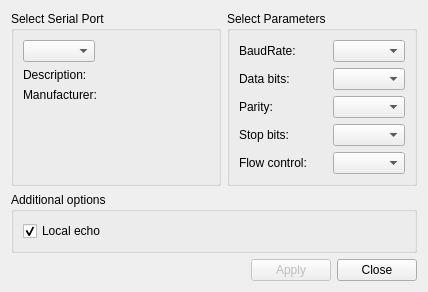
The window that source/UI/settingsdialog.ui (UA1ZDC/terminal2) describes before a commit, drawn with Qt 5.
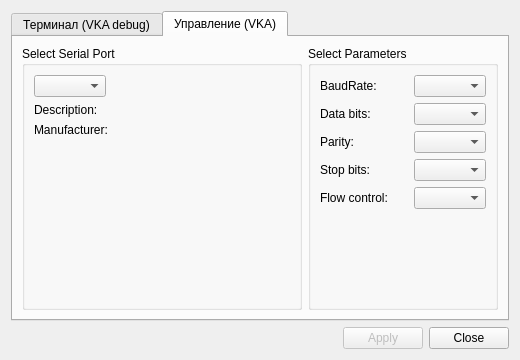
The same window after the commit. The open tabs and pages were chosen to show the change. Icons and pictures are not drawn.

The edit to the form file:
```diff
--- a/source/UI/settingsdialog.ui
+++ b/source/UI/settingsdialog.ui
@@ -9,8 +9,8 @@
    <rect>
     <x>0</x>
     <y>0</y>
-    <width>428</width>
-    <height>268</height>
+    <width>520</width>
+    <height>360</height>
    </rect>
   </property>
   <property name="windowTitle">
@@ -23,40 +23,106 @@
   <property name="modal">
    <bool>true</bool>
   </property>
+  <layout class="QVBoxLayout" name="rootVerticalLayout">
+   <item>
+    <widget class="QTabWidget" name="portsTabWidget">
+     <property name="currentIndex">
+      <number>0</number>
+     </property>
+     <widget class="QWidget" name="terminalTab">
+      <attribute name="title">
+       <string>Терминал (VKA debug)</string>
+      </attribute>
   <layout class="QGridLayout" name="gridLayout_3">
-   <item row="2" column="0" colspan="2">
-    <layout class="QHBoxLayout" name="horizontalLayout">
+       <item row="0" column="0">
+        <widget class="QGroupBox" name="selectBox">
+         <property name="sizePolicy">
+          <sizepolicy hsizetype="Preferred" vsizetype="Preferred">
+           <horstretch>10</horstretch>
+           <verstretch>0</verstretch>
+          </sizepolicy>
+         </property>
+         <property name="title">
+          <string>Select Serial Port</string>
+         </property>
+         <layout class="QVBoxLayout" name="verticalLayout_2">
      <item>
-      <spacer name="horizontalSpacer">
+           <layout class="QHBoxLayout" name="horizontalLayout_2">
+            <item>
+             <widget class="QComboBox" name="serialPortInfoListBox">
+              <property name="sizePolicy">
+               <sizepolicy hsizetype="Preferred" vsizetype="Fixed">
+                <horstretch>0</horstretch>
+                <verstretch>0</verstretch>
+               </sizepolicy>
+              </property>
+              <property name="minimumSize">
+               <size>
+                <width>70</width>
+                <height>0</height>
+               </size>
+              </property>
+             </widget>
+            </item>
+            <item>
+             <spacer name="horizontalSpacer_2">
        <property name="orientation">
         <enum>Qt::Horizontal</enum>
        </property>
+              <property name="sizeType">
+               <enum>QSizePolicy::Expanding</enum>
+              </property>
        <property name="sizeHint" stdset="0">
         <size>
-         <width>96</width>
+                <width>40</width>
          <height>20</height>
         </size>
        </property>
       </spacer>
      </item>
+           </layout>
+          </item>
      <item>
-      <widget class="QPushButton" name="applyButton">
-       <property name="enabled">
-        <bool>false</bool>
+           <widget class="QLabel" name="descriptionLabel">
+            <property name="sizePolicy">
+             <sizepolicy hsizetype="Ignored" vsizetype="Preferred">
+              <horstretch>0</horstretch>
+              <verstretch>0</verstretch>
+             </sizepolicy>
        </property>
        <property name="text">
-        <string>Apply</string>
+             <string>Description:</string>
        </property>
       </widget>
      </item>
      <item>
-      <widget class="QPushButton" name="closeButton">
+           <widget class="QLabel" name="manufacturerLabel">
+            <property name="sizePolicy">
+             <sizepolicy hsizetype="Ignored" vsizetype="Preferred">
+              <horstretch>0</horstretch>
+              <verstretch>0</verstretch>
+             </sizepolicy>
+            </property>
        <property name="text">
-        <string>Close</string>
+             <string>Manufacturer:</string>
        </property>
       </widget>
      </item>
-    </layout>
+          <item>
+           <spacer name="verticalSpacer">
+            <property name="orientation">
+             <enum>Qt::Vertical</enum>
+            </property>
+            <property name="sizeHint" stdset="0">
+             <size>
+              <width>20</width>
+              <height>40</height>
+             </size>
+            </property>
+           </spacer>
+          </item>
+         </layout>
+        </widget>
    </item>
    <item row="0" column="1">
     <widget class="QGroupBox" name="parametersBox">
@@ -70,6 +136,16 @@
       <string>Select Parameters</string>
      </property>
      <layout class="QGridLayout" name="gridLayout_2">
+          <item row="0" column="0">
+           <widget class="QLabel" name="baudRateLabel">
+            <property name="text">
+             <string>BaudRate:</string>
+            </property>
+           </widget>
+          </item>
+          <item row="0" column="2">
+           <widget class="QComboBox" name="baudRateBox"/>
+          </item>
       <item row="1" column="0">
        <widget class="QLabel" name="dataBitsLabel">
         <property name="text">
@@ -80,26 +156,6 @@
       <item row="1" column="2">
        <widget class="QComboBox" name="dataBitsBox"/>
       </item>
-      <item row="3" column="0">
-       <widget class="QLabel" name="stopBitsLabel">
-        <property name="text">
-         <string>Stop bits:</string>
-        </property>
-       </widget>
-      </item>
-      <item row="5" column="0">
-       <spacer name="verticalSpacer_3">
-        <property name="orientation">
-         <enum>Qt::Vertical</enum>
-        </property>
-        <property name="sizeHint" stdset="0">
-         <size>
-          <width>20</width>
-          <height>40</height>
-         </size>
-        </property>
-       </spacer>
-      </item>
       <item row="2" column="0">
        <widget class="QLabel" name="parityLabel">
         <property name="text">
@@ -107,31 +163,41 @@
         </property>
        </widget>
       </item>
-      <item row="4" column="0">
-       <widget class="QLabel" name="flowControlLabel">
-        <property name="text">
-         <string>Flow control:</string>
-        </property>
-       </widget>
-      </item>
-      <item row="0" column="2">
-       <widget class="QComboBox" name="baudRateBox"/>
-      </item>
-      <item row="0" column="0">
-       <widget class="QLabel" name="baudRateLabel">
+          <item row="2" column="2">
+           <widget class="QComboBox" name="parityBox"/>
+          </item>
+          <item row="3" column="0">
+           <widget class="QLabel" name="stopBitsLabel">
         <property name="text">
-         <string>BaudRate:</string>
+             <string>Stop bits:</string>
         </property>
        </widget>
       </item>
       <item row="3" column="2">
        <widget class="QComboBox" name="stopBitsBox"/>
       </item>
+          <item row="4" column="0">
+           <widget class="QLabel" name="flowControlLabel">
+            <property name="text">
+             <string>Flow control:</string>
+            </property>
+           </widget>
+          </item>
       <item row="4" column="2">
        <widget class="QComboBox" name="flowControlBox"/>
       </item>
-      <item row="2" column="2">
-       <widget class="QComboBox" name="parityBox"/>
+          <item row="5" column="0">
+           <spacer name="verticalSpacer_3">
+            <property name="orientation">
+             <enum>Qt::Vertical</enum>
+            </property>
+            <property name="sizeHint" stdset="0">
+             <size>
+              <width>20</width>
+              <height>40</height>
+             </size>
+            </property>
+           </spacer>
       </item>
       <item row="0" column="1">
        <spacer name="horizontalSpacer_3">
@@ -171,8 +237,15 @@
      </layout>
     </widget>
    </item>
+      </layout>
+     </widget>
+     <widget class="QWidget" name="controlTab">
+      <attribute name="title">
+       <string>Управление (VKA)</string>
+      </attribute>
+      <layout class="QGridLayout" name="control_gridLayout_3">
    <item row="0" column="0">
-    <widget class="QGroupBox" name="selectBox">
+        <widget class="QGroupBox" name="control_selectBox">
      <property name="sizePolicy">
       <sizepolicy hsizetype="Preferred" vsizetype="Preferred">
        <horstretch>10</horstretch>
@@ -182,11 +255,11 @@
      <property name="title">
       <string>Select Serial Port</string>
      </property>
-     <layout class="QVBoxLayout" name="verticalLayout_2">
+         <layout class="QVBoxLayout" name="control_verticalLayout_2">
       <item>
-       <layout class="QHBoxLayout" name="horizontalLayout_2">
+           <layout class="QHBoxLayout" name="control_horizontalLayout_2">
         <item>
-         <widget class="QComboBox" name="serialPortInfoListBox">
+             <widget class="QComboBox" name="control_serialPortInfoListBox">
           <property name="sizePolicy">
            <sizepolicy hsizetype="Preferred" vsizetype="Fixed">
             <horstretch>0</horstretch>
@@ -202,7 +275,7 @@
          </widget>
         </item>
         <item>
-         <spacer name="horizontalSpacer_2">
+             <spacer name="control_horizontalSpacer_2">
           <property name="orientation">
            <enum>Qt::Horizontal</enum>
           </property>
@@ -220,7 +293,7 @@
        </layout>
       </item>
       <item>
-       <widget class="QLabel" name="descriptionLabel">
+           <widget class="QLabel" name="control_descriptionLabel">
         <property name="sizePolicy">
          <sizepolicy hsizetype="Ignored" vsizetype="Preferred">
           <horstretch>0</horstretch>
@@ -233,7 +306,7 @@
        </widget>
       </item>
       <item>
-       <widget class="QLabel" name="manufacturerLabel">
+           <widget class="QLabel" name="control_manufacturerLabel">
         <property name="sizePolicy">
          <sizepolicy hsizetype="Ignored" vsizetype="Preferred">
           <horstretch>0</horstretch>
@@ -246,7 +319,7 @@
        </widget>
       </item>
       <item>
-       <spacer name="verticalSpacer">
+           <spacer name="control_verticalSpacer">
         <property name="orientation">
          <enum>Qt::Vertical</enum>
         </property>
@@ -260,6 +333,138 @@
       </item>
      </layout>
     </widget>
+       </item>
+       <item row="0" column="1">
+        <widget class="QGroupBox" name="control_parametersBox">
+         <property name="sizePolicy">
+          <sizepolicy hsizetype="Preferred" vsizetype="Preferred">
+           <horstretch>5</horstretch>
+           <verstretch>0</verstretch>
+          </sizepolicy>
+         </property>
+         <property name="title">
+          <string>Select Parameters</string>
+         </property>
+         <layout class="QGridLayout" name="control_gridLayout_2">
+          <item row="0" column="0">
+           <widget class="QLabel" name="control_baudRateLabel">
+            <property name="text">
+             <string>BaudRate:</string>
+            </property>
+           </widget>
+          </item>
+          <item row="0" column="2">
+           <widget class="QComboBox" name="control_baudRateBox"/>
+          </item>
+          <item row="1" column="0">
+           <widget class="QLabel" name="control_dataBitsLabel">
+            <property name="text">
+             <string>Data bits:</string>
+            </property>
+           </widget>
+          </item>
+          <item row="1" column="2">
+           <widget class="QComboBox" name="control_dataBitsBox"/>
+          </item>
+          <item row="2" column="0">
+           <widget class="QLabel" name="control_parityLabel">
+            <property name="text">
+             <string>Parity:</string>
+            </property>
+           </widget>
+          </item>
+          <item row="2" column="2">
+           <widget class="QComboBox" name="control_parityBox"/>
+          </item>
+          <item row="3" column="0">
+           <widget class="QLabel" name="control_stopBitsLabel">
+            <property name="text">
+             <string>Stop bits:</string>
+            </property>
+           </widget>
+          </item>
+          <item row="3" column="2">
+           <widget class="QComboBox" name="control_stopBitsBox"/>
+          </item>
+          <item row="4" column="0">
+           <widget class="QLabel" name="control_flowControlLabel">
+            <property name="text">
+             <string>Flow control:</string>
+            </property>
+           </widget>
+          </item>
+          <item row="4" column="2">
+           <widget class="QComboBox" name="control_flowControlBox"/>
+          </item>
+          <item row="5" column="0">
+           <spacer name="control_verticalSpacer_3">
+            <property name="orientation">
+             <enum>Qt::Vertical</enum>
+            </property>
+            <property name="sizeHint" stdset="0">
+             <size>
+              <width>20</width>
+              <height>40</height>
+             </size>
+            </property>
+           </spacer>
+          </item>
+          <item row="0" column="1">
+           <spacer name="control_horizontalSpacer_3">
+            <property name="orientation">
+             <enum>Qt::Horizontal</enum>
+            </property>
+            <property name="sizeType">
+             <enum>QSizePolicy::MinimumExpanding</enum>
+            </property>
+            <property name="sizeHint" stdset="0">
+             <size>
+              <width>20</width>
+              <height>20</height>
+             </size>
+            </property>
+           </spacer>
+          </item>
+         </layout>
+        </widget>
+       </item>
+      </layout>
+     </widget>
+    </widget>
+   </item>
+   <item>
+    <layout class="QHBoxLayout" name="horizontalLayout">
+     <item>
+      <spacer name="horizontalSpacer">
+       <property name="orientation">
+        <enum>Qt::Horizontal</enum>
+       </property>
+       <property name="sizeHint" stdset="0">
+        <size>
+         <width>96</width>
+         <height>20</height>
+        </size>
+       </property>
+      </spacer>
+     </item>
+     <item>
+      <widget class="QPushButton" name="applyButton">
+       <property name="enabled">
+        <bool>false</bool>
+       </property>
+       <property name="text">
+        <string>Apply</string>
+       </property>
+      </widget>
+     </item>
+     <item>
+      <widget class="QPushButton" name="closeButton">
+       <property name="text">
+        <string>Close</string>
+       </property>
+      </widget>
+     </item>
+    </layout>
    </item>
   </layout>
  </widget>
```
Lines whose indentation alone changed are shown as unchanged.
